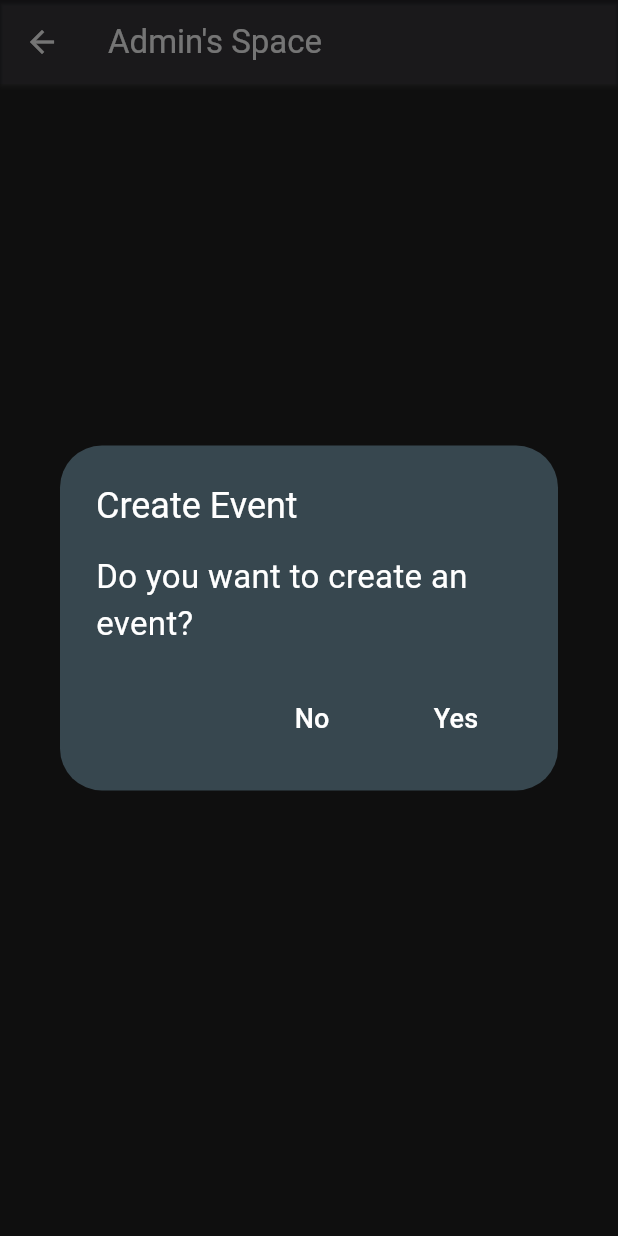
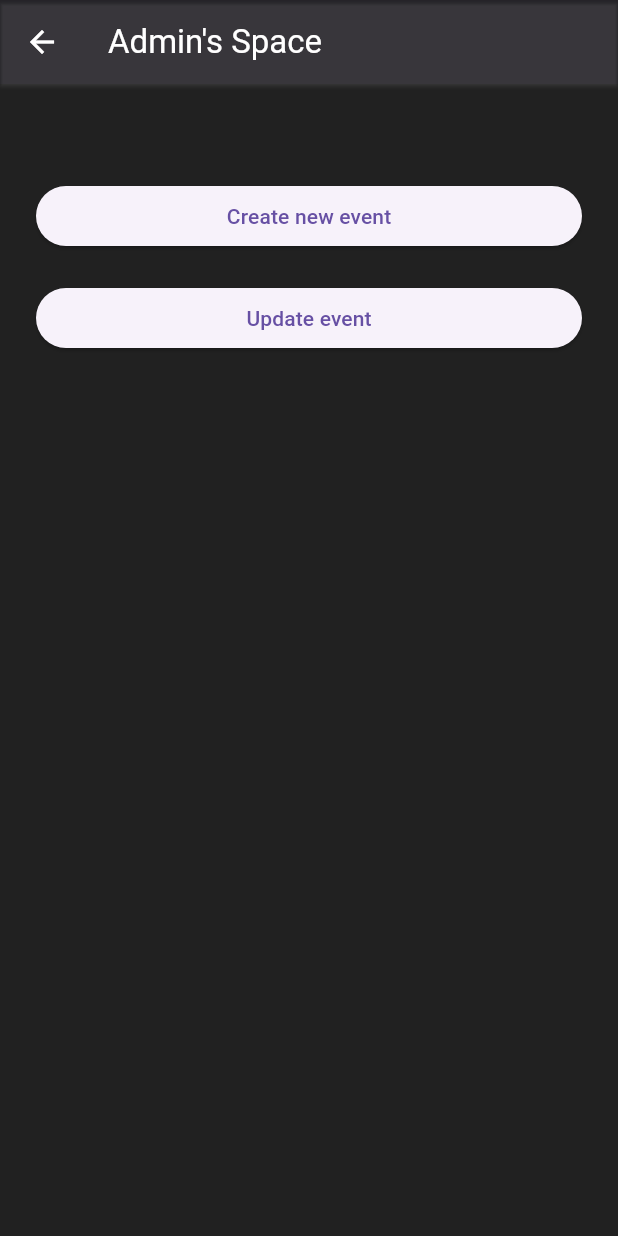
Before and after one commit to ankitasGIT/pict_clubhub, a Flutter app: the Dash screen opened directly, scrolled down 576 dp, after a tap on the "menu" icon, after a tap on "Admin Space", on a phone screen of 412 x 824 dp. Run offline on Flutter 3.47's test engine with Material 3 defaults, Android fonts, the phone set to English and light mode, and no system bars; our stand-ins replace firebase_auth, firebase_core, google_fonts, shared_preferences; accounts and stored records are empty; network calls fail.

Commit message:
Added buttons and popup

```diff
--- a/lib/admin_space.dart
+++ b/lib/admin_space.dart
@@ -5,8 +5,6 @@ class WelcomeAdminPage extends StatelessWidget {
 
   @override
   Widget build(BuildContext context) {
-    WidgetsBinding.instance.addPostFrameCallback((_) => _showDialog(context));
-
     return Scaffold(
       backgroundColor: Colors.grey[900],
       appBar: AppBar(
@@ -16,14 +14,24 @@ class WelcomeAdminPage extends StatelessWidget {
         elevation: 1,
         title: const Text("Admin's Space"),
       ),
-      body: const Center(
-        child: Text(
-          'I don\'t know what to show here :/\nSorry Ishu :)',
-          style: TextStyle(
-            fontSize: 20,
-            color: Colors.white,
-          ),
-          textAlign: TextAlign.center,
+      body: Padding(
+        padding: const EdgeInsets.all(24.0),
+        child: Column(
+          crossAxisAlignment: CrossAxisAlignment.stretch,
+          children: [
+            const SizedBox(height: 40),
+            ElevatedButton(
+              onPressed: () {
+                _showDialog(context);
+              },
+              child: const Text("Create new event"),
+            ),
+            const SizedBox(height: 20),
+            ElevatedButton(
+              onPressed: () {},
+              child: const Text("Update event"),
+            ),
+          ],
         ),
       ),
     );
@@ -34,48 +42,38 @@ void _showDialog(BuildContext context) {
   showDialog(
     context: context,
     builder: (BuildContext context) {
-      return AlertDialog(
-        backgroundColor: Colors.blueGrey[800],
-        alignment: Alignment.centerLeft,
-        title: const Text("Create Event",
-            style: TextStyle(
-              fontSize: 24,
-              color: Colors.white,
-            )),
-        content: const Text("Do you want to create an event?",
-            style: TextStyle(
-              fontSize: 22,
-              color: Colors.white,
-            )),
-        actions: [
-          MaterialButton(
-            onPressed: () {
-              Navigator.of(context).pop();
-            },
-            child: const Text(
-              'No',
-              style: TextStyle(
-                fontSize: 18,
-                color: Colors.white,
+      return Dialog(
+        child: Container(
+          padding: const EdgeInsets.all(24.0),
+          child: Column(
+            mainAxisSize: MainAxisSize.min,
+            crossAxisAlignment: CrossAxisAlignment.stretch,
+            children: [
+              const Text("Please select the type of event",
+                  style: TextStyle(fontSize: 18)),
+              const SizedBox(height: 20),
+              ElevatedButton(
+                  onPressed: () {},
+                  style: ButtonStyle(
+                    backgroundColor: MaterialStateProperty.all(Colors.blue),
+                  ),
+                  child: const Text(
+                    "Technical",
+                    style: TextStyle(color: Colors.white),
+                  )),
+              const SizedBox(height: 10),
+              ElevatedButton(
+                onPressed: () {},
+                style: ButtonStyle(
+                  backgroundColor: MaterialStateProperty.all(Colors.blue),
+                ),
+                child: const Text("Non-Technical",
+                    style: TextStyle(color: Colors.white)),
               ),
-            ),
+            ],
           ),
-          MaterialButton(
-            onPressed: () {
-              // Add functionality for "Yes" button
-              Navigator.of(context).pop();
-            },
-            child: const Text(
-              'Yes',
-              style: TextStyle(
-                fontSize: 18,
-                color: Colors.white,
-              ),
-            ),
-          ),
-        ],
+        ),
       );
     },
   );
 }
-// }
```
